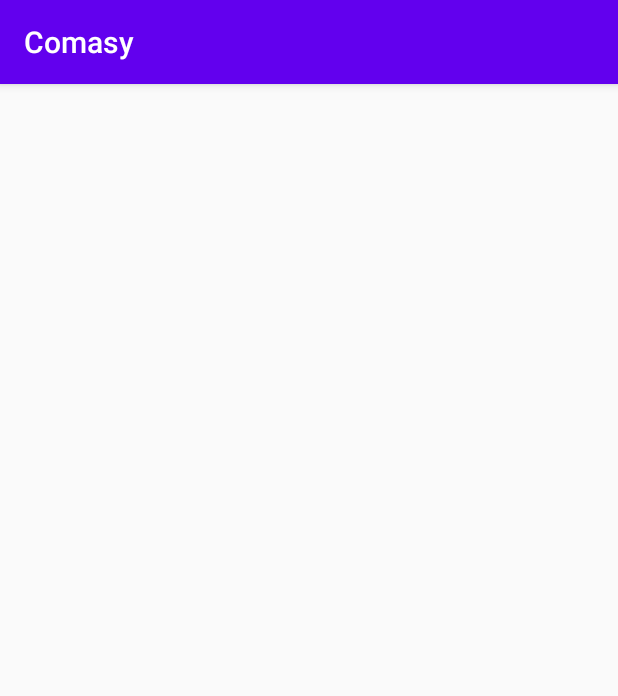
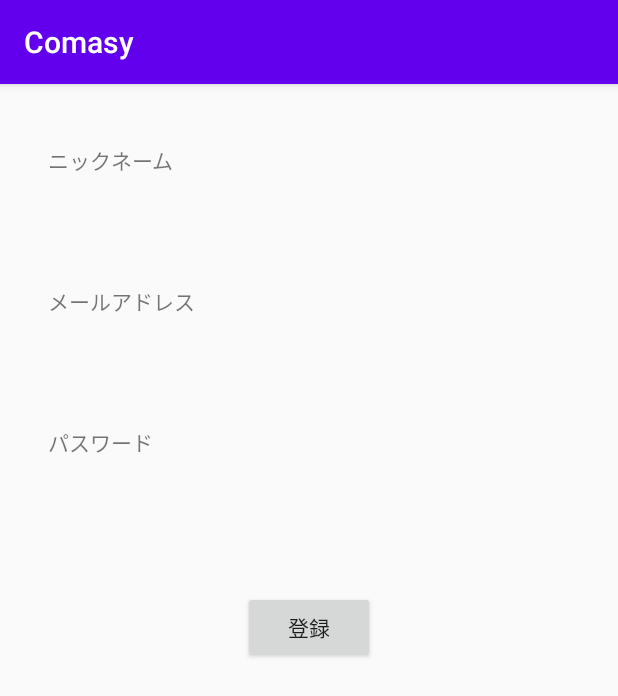
Before and after one commit to masaya2019/sotsuken, an Android app: the MemberRegistrationConfirmActivity screen opened directly, with no data from a screen before it, on a phone screen of 412 x 824 dp. Shown: the top 696 px of the screen. Run offline under Robolectric (Android 15) with nearby library versions, the light colour scheme and no system bars; 3 statements that could not run were skipped.

Commit message:
確認画面を作成

```diff
--- a/ComasyApp/app/src/main/java/com/example/comasyapp/MemberRegistrationConfirmActivity.kt
+++ b/ComasyApp/app/src/main/java/com/example/comasyapp/MemberRegistrationConfirmActivity.kt
@@ -3,25 +3,40 @@ package com.example.comasyapp
 import androidx.appcompat.app.AppCompatActivity
 import android.os.Bundle
 import android.util.Log
+import kotlinx.android.synthetic.main.activity_member_registration_confirm.*
 
 class MemberRegistrationConfirmActivity : AppCompatActivity() {
     override fun onCreate(savedInstanceState: Bundle?) {
         super.onCreate(savedInstanceState)
         setContentView(R.layout.activity_member_registration_confirm)
 
+        // 前の画面からニックネームを受け取る
+        val user_name = intent.getStringExtra("user_name").toString()
+
+        // ニックネームをセットする
+        userNameTextView.text = user_name
+
+        Log.i("ニックネーム", user_name)
+
         // 前の画面からメールアドレスを受け取る
         val mail_address = intent.getStringExtra("mail_address").toString()
 
+        // メールアドレスをセットする
+        mailAddressTextView.text = mail_address
+
         Log.i("メールアドレス", mail_address)
-
-        // 前の画面からニックネームを受け取る
-        val user_name = intent.getStringExtra("user_name").toString()
-
-        Log.i("ニックネーム", user_name)
 
         // 前の画面からパスワードを受け取る
         val password = intent.getStringExtra("password").toString()
 
+        // パスワードをセットする
+        passwordTextView.text = password
+
         Log.i("パスワード", password)
+
+        // 登録ボタン（transitionLoginActivityButton）が押されたら、
+        transitionLoginActivityButton.setOnClickListener {
+            //
+        }
     }
 }
--- a/ComasyApp/app/src/main/res/layout/activity_member_registration_confirm.xml
+++ b/ComasyApp/app/src/main/res/layout/activity_member_registration_confirm.xml
@@ -6,4 +6,80 @@
     android:layout_height="match_parent"
     tools:context=".MemberRegistrationConfirmActivity">
 
+    <TextView
+        android:id="@+id/userNameText"
+        android:layout_width="wrap_content"
+        android:layout_height="wrap_content"
+        android:layout_marginStart="32dp"
+        android:layout_marginTop="40dp"
+        android:text="@string/userNameText"
+        app:layout_constraintStart_toStartOf="parent"
+        app:layout_constraintTop_toTopOf="parent" />
+
+    <TextView
+        android:id="@+id/userNameTextView"
+        android:layout_width="0dp"
+        android:layout_height="wrap_content"
+        android:layout_marginStart="32dp"
+        android:layout_marginTop="16dp"
+        android:layout_marginEnd="32dp"
+        android:textSize="30sp"
+        app:layout_constraintEnd_toEndOf="parent"
+        app:layout_constraintStart_toStartOf="parent"
+        app:layout_constraintTop_toBottomOf="@+id/userNameText" />
+
+    <TextView
+        android:id="@+id/mailAddressText"
+        android:layout_width="wrap_content"
+        android:layout_height="wrap_content"
+        android:layout_marginStart="32dp"
+        android:layout_marginTop="16dp"
+        android:text="@string/mailAddressText"
+        app:layout_constraintStart_toStartOf="parent"
+        app:layout_constraintTop_toBottomOf="@+id/userNameTextView" />
+
+    <TextView
+        android:id="@+id/mailAddressTextView"
+        android:layout_width="0dp"
+        android:layout_height="wrap_content"
+        android:layout_marginStart="32dp"
+        android:layout_marginTop="16dp"
+        android:layout_marginEnd="32dp"
+        android:textSize="30sp"
+        app:layout_constraintEnd_toEndOf="parent"
+        app:layout_constraintStart_toStartOf="parent"
+        app:layout_constraintTop_toBottomOf="@+id/mailAddressText" />
+
+    <TextView
+        android:id="@+id/passwordText"
+        android:layout_width="wrap_content"
+        android:layout_height="wrap_content"
+        android:layout_marginStart="32dp"
+        android:layout_marginTop="16dp"
+        android:text="@string/passwordText"
+        app:layout_constraintStart_toStartOf="parent"
+        app:layout_constraintTop_toBottomOf="@+id/mailAddressTextView" />
+
+    <TextView
+        android:id="@+id/passwordTextView"
+        android:layout_width="0dp"
+        android:layout_height="wrap_content"
+        android:layout_marginStart="32dp"
+        android:layout_marginTop="16dp"
+        android:layout_marginEnd="32dp"
+        android:textSize="30sp"
+        app:layout_constraintEnd_toEndOf="parent"
+        app:layout_constraintStart_toStartOf="parent"
+        app:layout_constraintTop_toBottomOf="@+id/passwordText" />
+
+    <Button
+        android:id="@+id/transitionLoginActivityButton"
+        android:layout_width="wrap_content"
+        android:layout_height="wrap_content"
+        android:layout_marginTop="32dp"
+        android:text="@string/transitionLoginActivityButtonText"
+        app:layout_constraintEnd_toEndOf="parent"
+        app:layout_constraintStart_toStartOf="parent"
+        app:layout_constraintTop_toBottomOf="@+id/passwordTextView" />
+
 </androidx.constraintlayout.widget.ConstraintLayout>
--- a/ComasyApp/app/src/main/res/values/strings.xml
+++ b/ComasyApp/app/src/main/res/values/strings.xml
@@ -11,4 +11,5 @@
     <string name="tokenText">認証コード</string>
     <string name="transitionMemberRegistrationConfirmActivityButtonText">次へ</string>
     <string name="errorPasswordText">パスワードが違います！\nパスワードを再入力してください</string>
+    <string name="transitionLoginActivityButtonText">登録</string>
 </resources>
```
